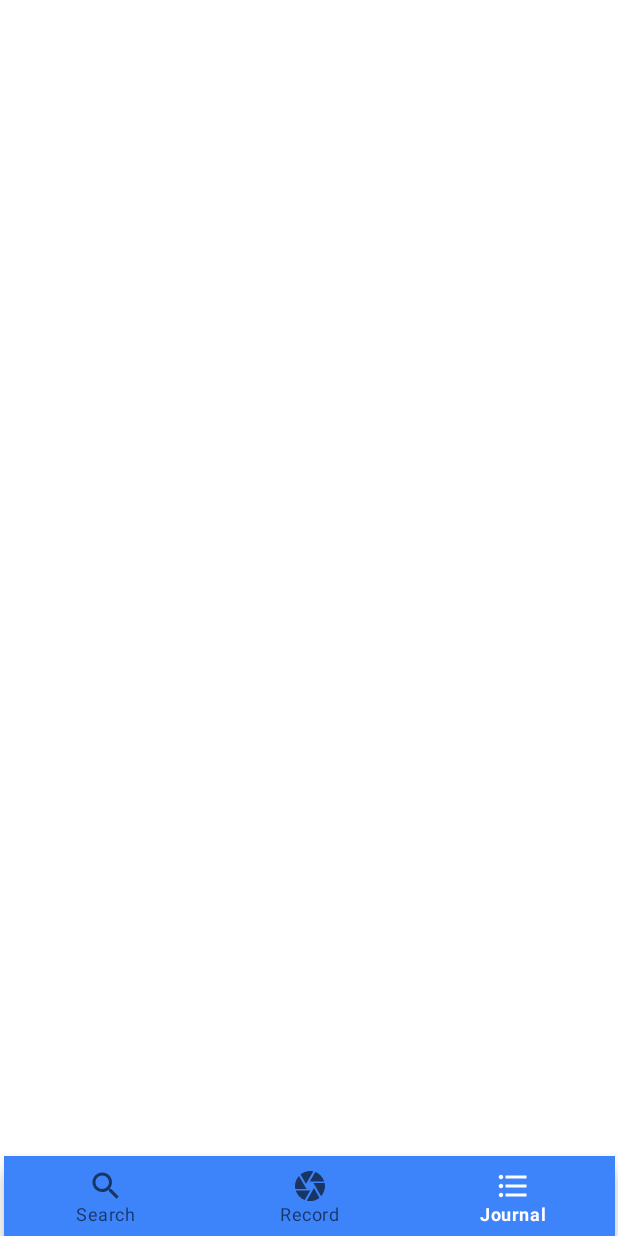
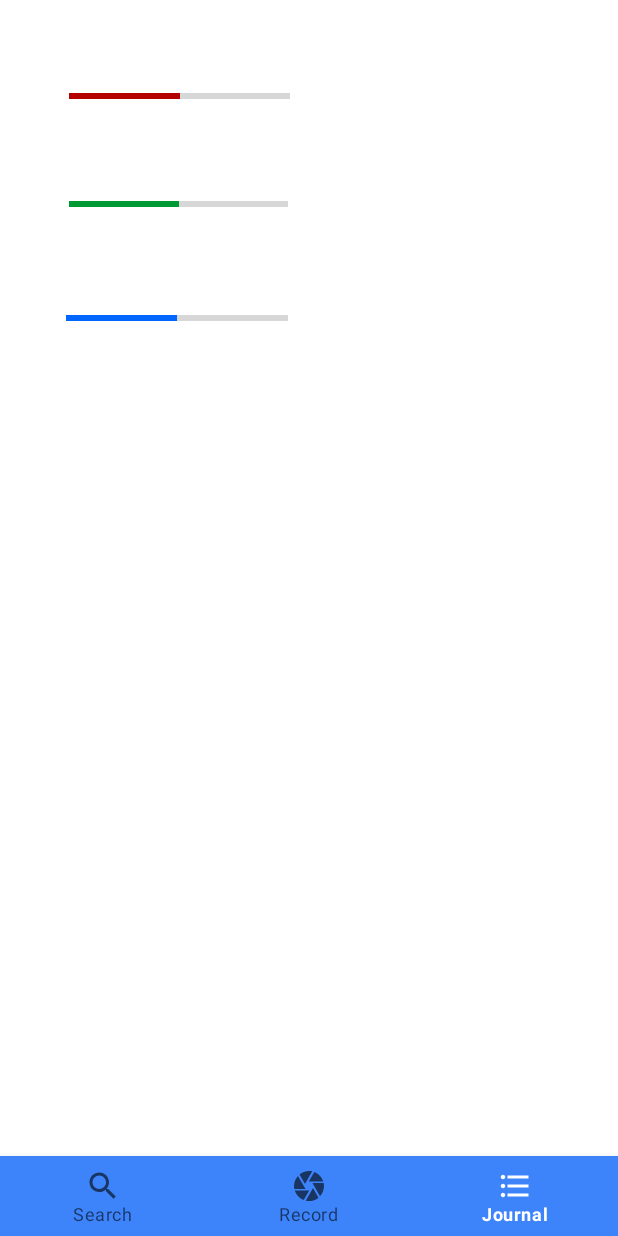
Before and after one commit to udejiofor-chidobem/flock, an Android app: the screen it shows after launch (MainActivity), on a phone screen of 412 x 824 dp. Run offline under Robolectric (Android 15) with nearby library versions, the phone set to English and light mode, and no system bars.

Commit message:
Stable Build, New UI: 2

```diff
--- a/app/build.gradle
+++ b/app/build.gradle
@@ -28,7 +28,7 @@ android {
 }
 
 dependencies {
-
+    implementation 'com.google.android.material:material:1.5.0'
     implementation 'androidx.appcompat:appcompat:1.5.1'
     implementation 'com.google.android.material:material:1.6.1'
     implementation 'androidx.constraintlayout:constraintlayout:2.1.4'
--- a/app/src/main/java/com/example/flock/MainActivity.java
+++ b/app/src/main/java/com/example/flock/MainActivity.java
@@ -64,6 +64,8 @@ public class MainActivity extends AppCompatActivity implements BottomNavigationV
                 return true;
 
             case R.id.record:
+                getSupportFragmentManager().beginTransaction().replace(R.id.container, journal).commit();
+                bottomNavigationView.getMenu().getItem(2).setChecked(true);
                 Intent recordSwitch = new Intent(MainActivity.this, Record.class);
                 startActivity(recordSwitch);
                 return true;
--- a/app/src/main/java/com/example/flock/Record.java
+++ b/app/src/main/java/com/example/flock/Record.java
@@ -142,5 +142,6 @@ public class Record extends AppCompatActivity {
             mImageView.setImageURI(image_uri);
 
         }
+        finish();
     }
 }
--- a/app/src/main/res/layout/activity_main.xml
+++ b/app/src/main/res/layout/activity_main.xml
@@ -20,7 +20,7 @@
 
     <com.google.android.material.bottomnavigation.BottomNavigationView
         android:id="@+id/bottomNavigationView"
-        android:layout_width="407dp"
+        android:layout_width="0dp"
         android:layout_height="53dp"
         android:background="@color/floc"
         app:layout_constraintBottom_toBottomOf="parent"
--- a/app/src/main/res/layout/fragment_journal.xml
+++ b/app/src/main/res/layout/fragment_journal.xml
@@ -23,7 +23,49 @@
 
             <androidx.constraintlayout.widget.ConstraintLayout
                 android:layout_width="238dp"
-                android:layout_height="match_parent"/>
+                android:layout_height="match_parent">
+
+                <ProgressBar
+                    android:id="@+id/progressBar"
+                    style="?android:attr/progressBarStyleHorizontal"
+                    android:layout_width="147dp"
+                    android:layout_height="0dp"
+                    android:layout_marginTop="56dp"
+                    android:max="100"
+                    android:progress="50"
+                    android:progressTint="@color/calories"
+                    app:layout_constraintEnd_toEndOf="parent"
+                    app:layout_constraintHorizontal_bias="0.505"
+                    app:layout_constraintStart_toStartOf="parent"
+                    app:layout_constraintTop_toTopOf="parent" />
+
+                <ProgressBar
+                    android:id="@+id/progressBar2"
+                    style="?android:attr/progressBarStyleHorizontal"
+                    android:layout_width="146dp"
+                    android:layout_height="0dp"
+                    android:layout_marginTop="56dp"
+                    android:max="100"
+                    android:progress="50"
+                    android:progressTint="@color/micros"
+                    app:layout_constraintEnd_toEndOf="parent"
+                    app:layout_constraintStart_toStartOf="parent"
+                    app:layout_constraintTop_toBottomOf="@+id/progressBar" />
+
+                <ProgressBar
+                    android:id="@+id/progressBar3"
+                    style="?android:attr/progressBarStyleHorizontal"
+                    android:layout_width="148dp"
+                    android:layout_height="0dp"
+                    android:layout_marginTop="60dp"
+                    android:max="100"
+                    android:progress="50"
+                    android:progressTint="@color/water"
+                    app:layout_constraintEnd_toEndOf="parent"
+                    app:layout_constraintHorizontal_bias="0.488"
+                    app:layout_constraintStart_toStartOf="parent"
+                    app:layout_constraintTop_toBottomOf="@+id/progressBar2" />
+            </androidx.constraintlayout.widget.ConstraintLayout>
 
             <androidx.constraintlayout.widget.ConstraintLayout
                 android:layout_width="175dp"
```
